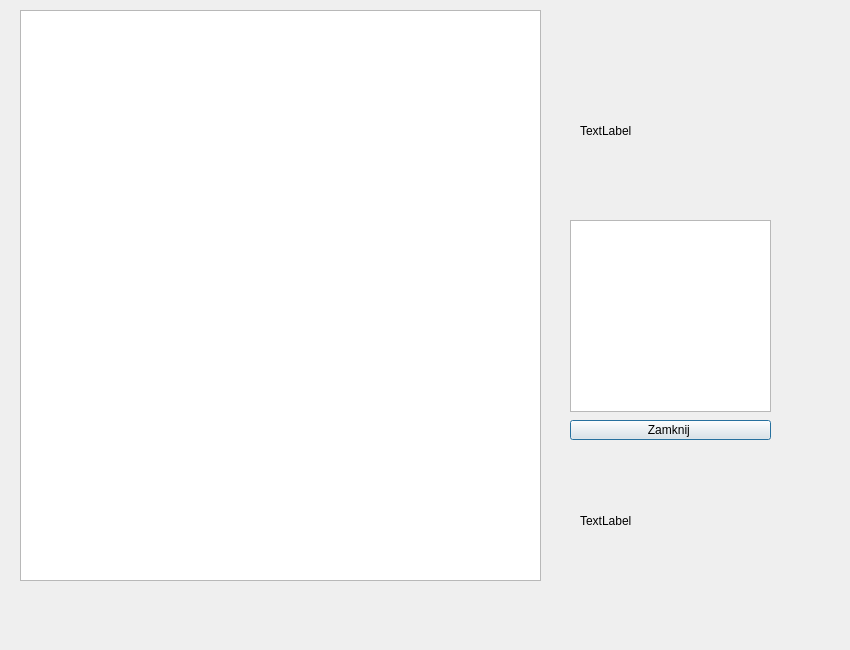
Above: GryWojenne/battlewindow.ui from bartlomiejbojarczuk/GryWojenne before the change. Below: the same form after it.
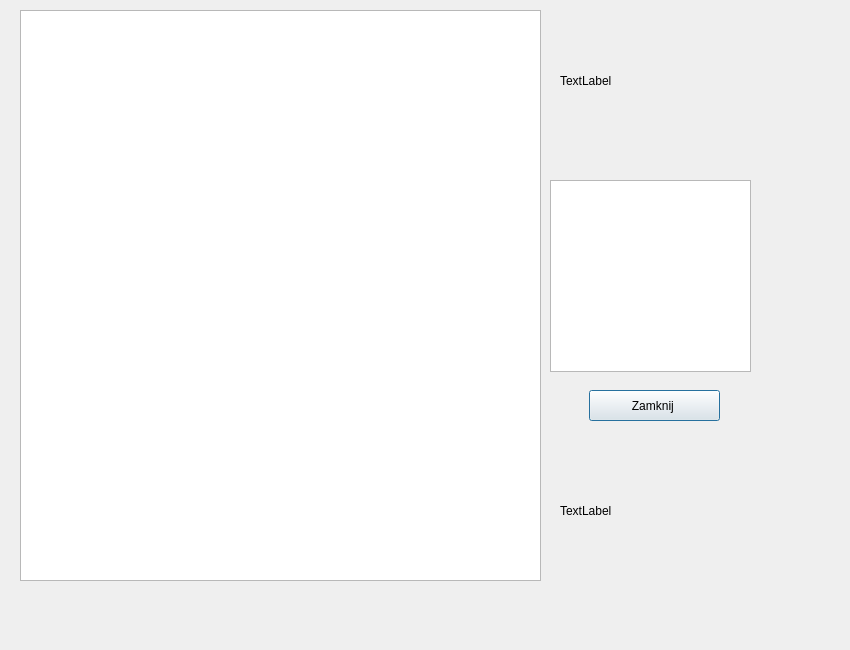
That is the form after the change.

Diff of the .ui file:
```diff
--- a/GryWojenne/battlewindow.ui
+++ b/GryWojenne/battlewindow.ui
@@ -16,10 +16,10 @@
   <widget class="QPushButton" name="pushButton">
    <property name="geometry">
     <rect>
-     <x>570</x>
-     <y>420</y>
-     <width>201</width>
-     <height>20</height>
+     <x>589</x>
+     <y>390</y>
+     <width>131</width>
+     <height>31</height>
     </rect>
    </property>
    <property name="text">
@@ -29,8 +29,8 @@
   <widget class="QLabel" name="label_2">
    <property name="geometry">
     <rect>
-     <x>580</x>
-     <y>450</y>
+     <x>560</x>
+     <y>440</y>
      <width>181</width>
      <height>141</height>
     </rect>
@@ -42,8 +42,8 @@
   <widget class="QLabel" name="label">
    <property name="geometry">
     <rect>
-     <x>580</x>
-     <y>60</y>
+     <x>560</x>
+     <y>10</y>
      <width>181</width>
      <height>141</height>
     </rect>
@@ -65,8 +65,8 @@
   <widget class="QTextBrowser" name="textBrowser">
    <property name="geometry">
     <rect>
-     <x>570</x>
-     <y>220</y>
+     <x>550</x>
+     <y>180</y>
      <width>201</width>
      <height>192</height>
     </rect>
```
Left out of the diff: 4 changed lines with no effect on the pictures.
